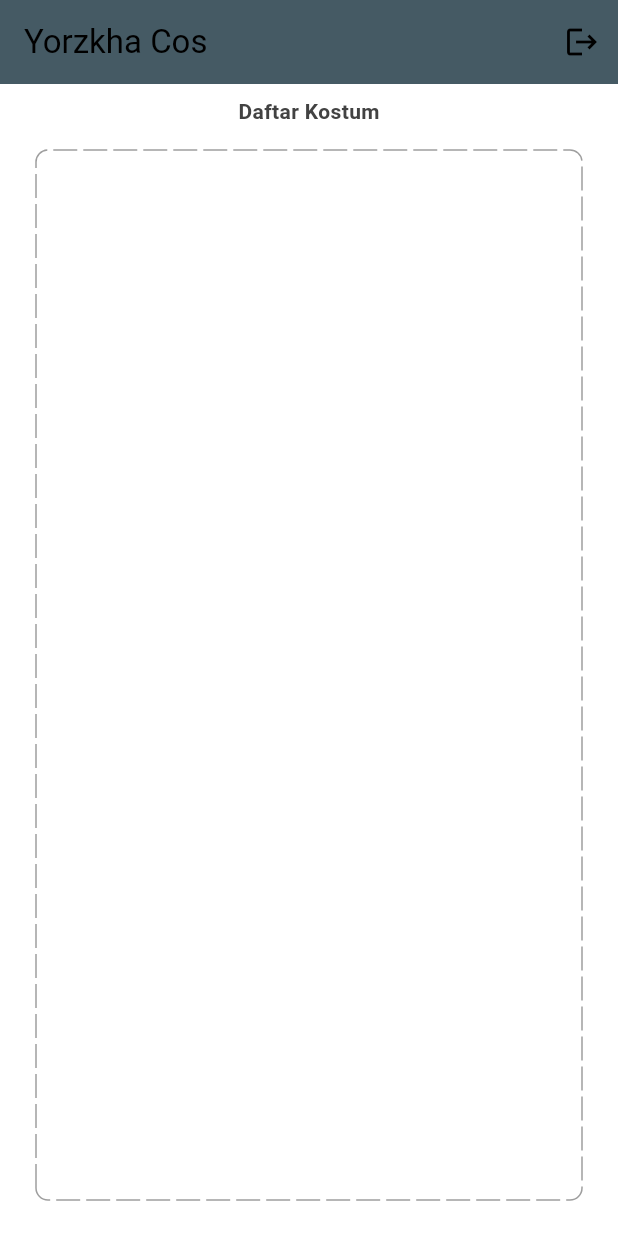
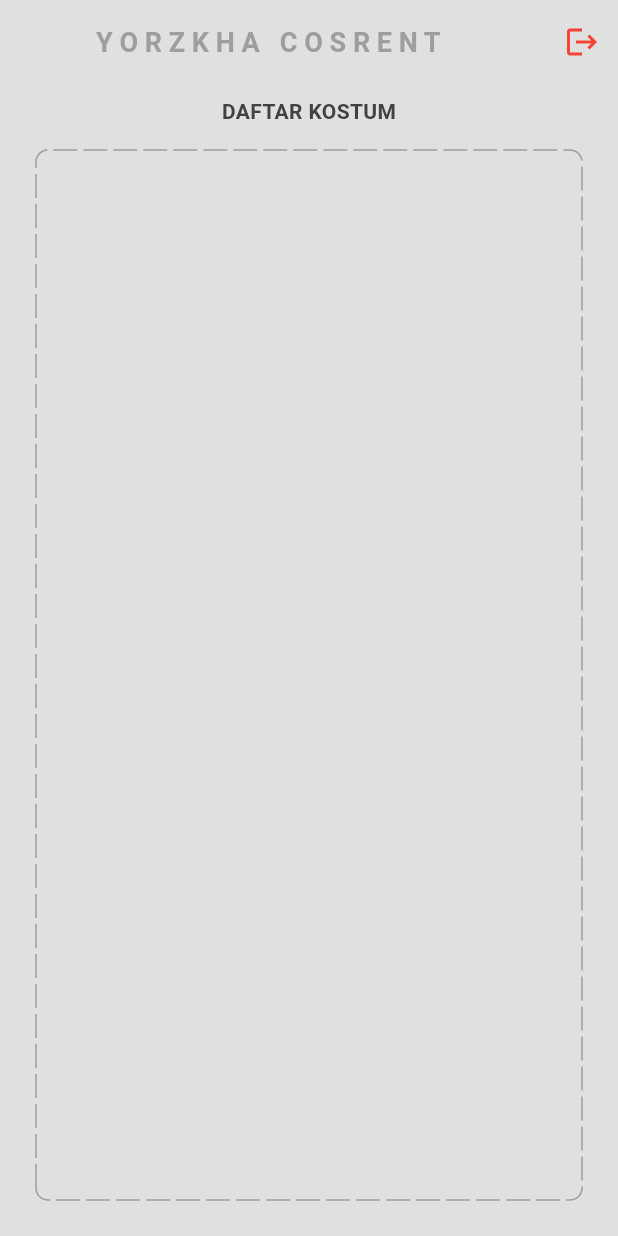
Before and after one commit to MahardhikaB/Yorzkha-Cosrent, a Flutter app: the screen it shows once a user with an empty profile is signed in, on a phone screen of 412 x 824 dp. Run offline on Flutter 3.47's test engine with Material 3 defaults, Android fonts, the phone set to English and light mode, and no system bars; drawn by our look-alikes of dotted_border; our stand-ins replace cloud_firestore, firebase_auth, firebase_core; accounts and stored records are empty; network calls fail.

Commit message:
Little Bit Update

```diff
--- a/lib/presentations/pages/home_page.dart
+++ b/lib/presentations/pages/home_page.dart
@@ -20,23 +20,40 @@ class HomePage extends StatelessWidget {
 
     return Scaffold(
       appBar: AppBar(
-        title: const Text('Yorzkha Cos'),
-        backgroundColor: Colors.blueGrey[700],
+        title: Center(
+          child: Row(
+            children: [
+              const SizedBox(width: 48),
+              Text(
+                'Y O R Z K H A   C O S R E N T',
+                style: TextStyle(
+                  color: Theme.of(context).colorScheme.inversePrimary,
+                  fontWeight: FontWeight.bold,
+                  fontSize: 18,
+                ),
+              ),
+            ],
+          ),
+        ),
+        backgroundColor: Theme.of(context).colorScheme.background,
         actions: [
           // Logout button
           IconButton(
             onPressed: logout,
             icon: const Icon(Icons.logout),
+            color: Colors.red,
           )
         ],
+        elevation: 0,
       ),
+      backgroundColor: Theme.of(context).colorScheme.background,
       body: Padding(
           padding: const EdgeInsets.all(8.0),
           child: Center(
             child: Column(
               children: [
                 const Text(
-                  'Daftar Kostum',
+                  'DAFTAR KOSTUM',
                   style: TextStyle(fontWeight: FontWeight.bold),
                 ),
                 Flexible(
```
Also changed, not shown: lib/presentations/pages/login_page.dart (+31 -4 lines), lib/presentations/pages/register_page.dart (+31 -6 lines).
